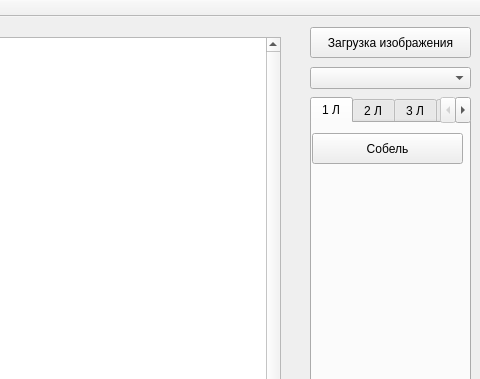
Old version of the form mainwindow.ui in the repository StenFox/Image; both pictures show x 520 to 1000 and y 0 to 379 of the 1000 by 637 pixel window.
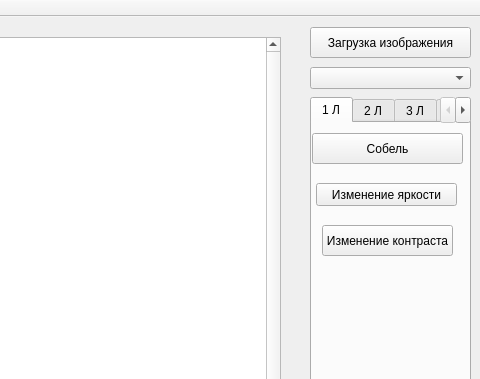
New version of the form. The open tabs and pages were chosen to show the change.

```diff
--- a/mainwindow.ui
+++ b/mainwindow.ui
@@ -111,6 +111,32 @@
        <string>Собель</string>
       </property>
      </widget>
+     <widget class="QPushButton" name="brightnessChandge">
+      <property name="geometry">
+       <rect>
+        <x>4</x>
+        <y>60</y>
+        <width>141</width>
+        <height>23</height>
+       </rect>
+      </property>
+      <property name="text">
+       <string>Изменение яркости</string>
+      </property>
+     </widget>
+     <widget class="QPushButton" name="contrastChange">
+      <property name="geometry">
+       <rect>
+        <x>10</x>
+        <y>102</y>
+        <width>131</width>
+        <height>31</height>
+       </rect>
+      </property>
+      <property name="text">
+       <string>Изменение контраста</string>
+      </property>
+     </widget>
     </widget>
     <widget class="QWidget" name="lab2">
      <attribute name="title">
```
Left out of the diff: 2 changed lines with no effect on the pictures.
